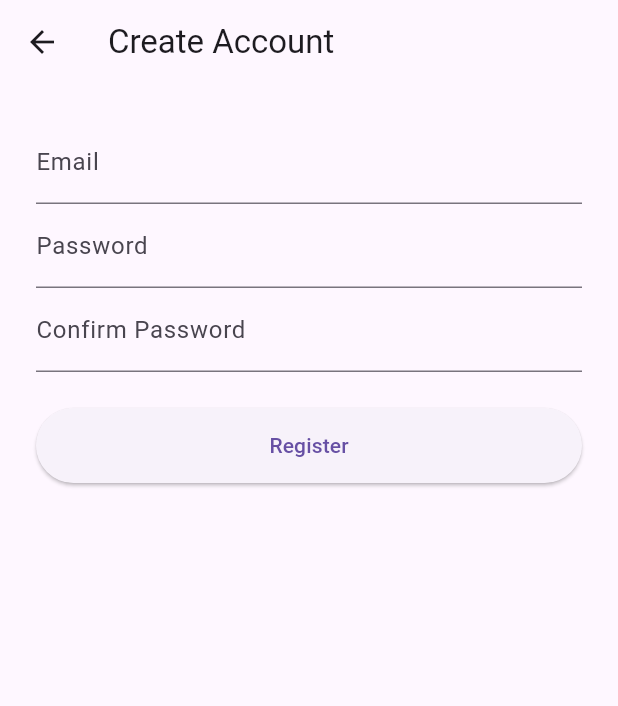
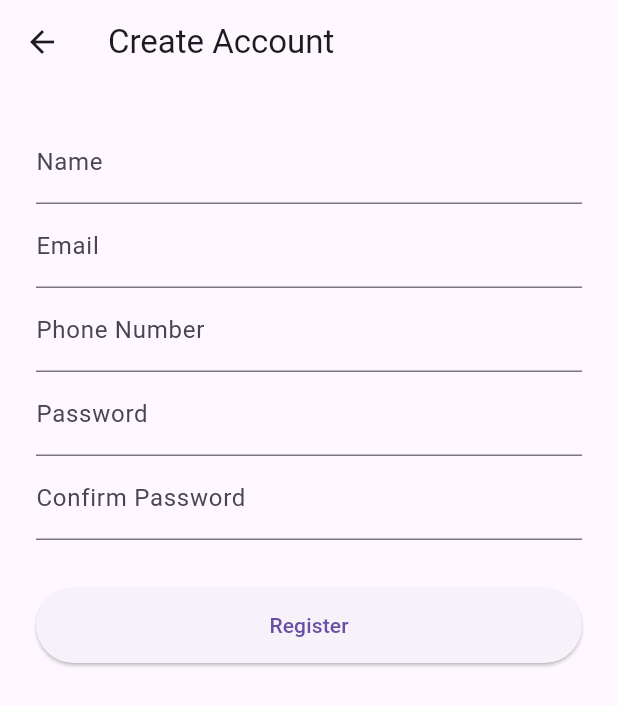
Before and after one commit to Zyd8/kargadoor, a Flutter app: the screen it shows after launch, after a tap on "Don't have an account? Register here", on a phone screen of 412 x 824 dp. Shown: the top 706 px of the screen. Run offline on Flutter 3.47's test engine with Material 3 defaults, Android fonts, the phone set to English and light mode, and no system bars; our stand-ins replace flutter_dotenv, flutter_map, geolocator, latlong2, supabase_flutter; accounts and stored records are empty.

Commit message:
feat: enhance login and registration forms with validation and support for phone number sign-in

```diff
--- a/frontend/lib/auth/pages/register.dart
+++ b/frontend/lib/auth/pages/register.dart
@@ -10,15 +10,41 @@ class RegisterPage extends StatefulWidget {
 }
 
 class _RegisterPageState extends State<RegisterPage> {
+  final _formKey = GlobalKey<FormState>();
+
   final _emailController = TextEditingController();
   final _passwordController = TextEditingController();
   final _confirmPasswordController = TextEditingController();
 
+  //final _firstNameController = TextEditingController();
+  //final _lastNameController = TextEditingController();
+  final _fullNameController = TextEditingController();
+  final _phoneController = TextEditingController();
+
+  String capitalize(String s) {
+    if (s.isEmpty) return "";
+    return s[0].toUpperCase() + s.substring(1).toLowerCase();
+  }
+
+
   void _register() async {
+    if (_formKey.currentState!.validate()){
     final email = _emailController.text.trim();
     final password = _passwordController.text.trim();
     final confirm = _confirmPasswordController.text.trim();
 
+    //final firstName = capitalize(_firstNameController.text.trim());
+    //final lastName = capitalize(_lastNameController.text.trim());
+    final rawPhone = _phoneController.text.trim().replaceAll(RegExp(r'[\s-]'), '');
+    final fullName = capitalize(_fullNameController.text.trim());
+
+    // validation logic
+    //mobile phone it starts with +63 for international standard in supabsae
+    String formattedPhone = rawPhone;
+    if (rawPhone.startsWith('09')) {
+      formattedPhone = '+63${rawPhone.substring(1)}';
+    }
+    //match pass
     if (password != confirm) {
       ScaffoldMessenger.of(context).showSnackBar(
         const SnackBar(content: Text("Passwords do not match!"), backgroundColor: Colors.red),
@@ -26,7 +52,14 @@ class _RegisterPageState extends State<RegisterPage> {
       return;
     }
 
-    final error = await AuthService().signUp(email: email, password: password);
+    final error = await AuthService().signUp(
+      email: email,
+      password: password,
+      //firstName: firstName,
+      //lastName: lastName,
+      fullName: fullName,
+      phone: formattedPhone,
+      );
 
       if (error == null) {
         if (mounted) {
@@ -43,19 +76,67 @@ class _RegisterPageState extends State<RegisterPage> {
       }
     }
   }
-
+}
   @override
     Widget build(BuildContext context) {
       return Scaffold(
         appBar: AppBar(title: const Text("Create Account")),
-      body: Padding(
+        body: SingleChildScrollView(
           padding: const EdgeInsets.all(24.0),
+          child: Form(
+            key: _formKey, // form key wrap
             child: Column(
               children: [
-            TextField(controller: _emailController, decoration: const InputDecoration(labelText: "Email")),
-            TextField(controller: _passwordController, decoration: const InputDecoration(labelText: "Password"), obscureText: true),
-            TextField(controller: _confirmPasswordController, decoration: const InputDecoration(labelText: "Confirm Password"), obscureText: true),
-            const SizedBox(height: 24),
+                TextFormField(
+                  controller: _fullNameController,
+                  decoration: const InputDecoration(labelText: "Name"),
+                  validator: (value) => (value == null || value.isEmpty) ? "Enter your name" : null,
+                ),
+                TextFormField(
+                  controller: _emailController,
+                  decoration: const InputDecoration(labelText: "Email"),
+                  keyboardType: TextInputType.emailAddress,
+                  validator: (value) {
+                    if (value == null || value.isEmpty) return "Enter an email";
+                    if (!value.contains('@')) return "Enter a valid email";
+                    return null;
+                  },
+                ),
+                TextFormField(
+                  controller: _phoneController,
+                  decoration: const InputDecoration(
+                    labelText: "Phone Number",
+                    hintText: "09123456789",
+                    ),
+                  keyboardType: TextInputType.phone,
+                 validator: (value) {
+                  if (value == null || value.isEmpty) {
+                    return "Enter your phone number";
+                  }
+                  // Regular Expression for PH numbers:
+                  // Supports 09... (11 digits) or +639... (13 characters)
+                  String pattern = r'^(09|\+639)\d{9}$';
+                  RegExp regExp = RegExp(pattern);
+
+                  if (!regExp.hasMatch(value)) {
+                    return "Enter a valid PH mobile number (e.g., 09123456789)";
+                  }
+                  return null;
+                },
+              ),
+                TextFormField(
+                  controller: _passwordController,
+                  decoration: const InputDecoration(labelText: "Password"),
+                  obscureText: true,
+                  validator: (value) => (value != null && value.length < 6) ? "Minimum 6 characters" : null,
+                ),
+                TextFormField(
+                  controller: _confirmPasswordController,
+                  decoration: const InputDecoration(labelText: "Confirm Password"),
+                  obscureText: true,
+                  validator: (value) => (value == null || value.isEmpty) ? "Please confirm your password" : null,
+                ),
+                const SizedBox(height: 32),
                 ElevatedButton(
                   onPressed: _register,
                   style: ElevatedButton.styleFrom(minimumSize: const Size(double.infinity, 50)),
@@ -64,6 +145,7 @@ class _RegisterPageState extends State<RegisterPage> {
               ],
             ),
           ),
+        ),
       );
     }
   }
```
Also changed, not shown: frontend/lib/auth/pages/login.dart (+19 -3 lines), frontend/lib/auth/services/auth_service.dart (+43 -4 lines). Lines whose indentation alone changed are shown as unchanged.
